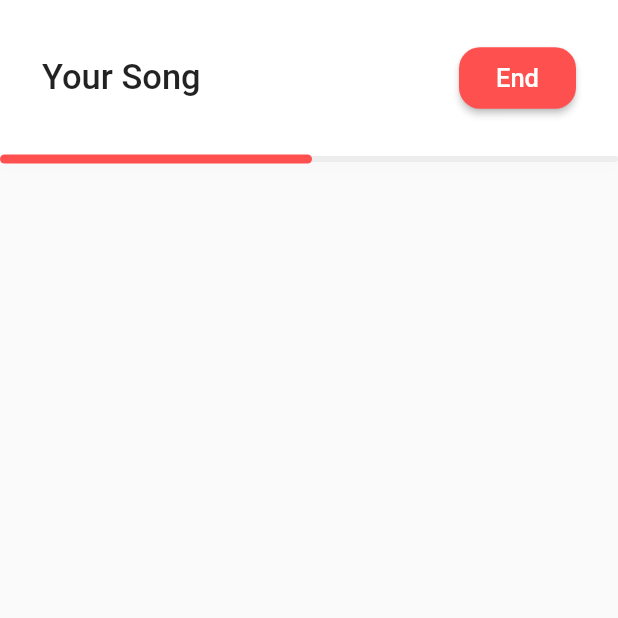
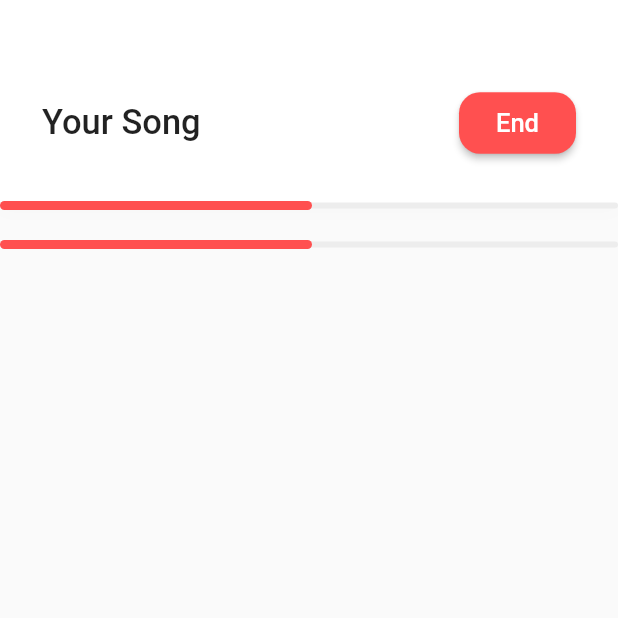
Before and after one commit to raysummee/raylex-studio, a Flutter app: the RecordPanel screen opened by its route, on a phone screen of 412 x 824 dp, the top half of it. Run offline on Flutter 3.47's test engine with Material 2 defaults, Android fonts, the phone set to English and light mode, and no system bars; statements that could not run were skipped.

Commit message:
added seekbar to appbar

```diff
--- a/lib/screens/recordPanel/components/recordPanelAppbar.dart
+++ b/lib/screens/recordPanel/components/recordPanelAppbar.dart
@@ -1,5 +1,6 @@
 import 'package:flutter/cupertino.dart';
 import 'package:flutter/material.dart';
+import 'package:raylex_studio/screens/recordPanel/components/recordPanelSeekbar.dart';
 
 class RecordPanelAppbar extends StatelessWidget {
   final String title;
@@ -7,7 +8,14 @@ class RecordPanelAppbar extends StatelessWidget {
 
   @override
   Widget build(BuildContext context) {
-    return Container(
+    return Stack(
+      children: [
+        Container(
+          alignment: Alignment.topCenter,
+          height: 105+kToolbarHeight,
+          width: double.infinity,
+          child: UnconstrainedBox(
+            child: Container(
                decoration: BoxDecoration(
                 color: Colors.white,
                 boxShadow: [
@@ -18,12 +26,12 @@ class RecordPanelAppbar extends StatelessWidget {
                   )
                 ]
               ),
-      width: double.infinity,
-      child: SafeArea(
-        bottom: false,
-        child: Container(
-          padding: const EdgeInsets.fromLTRB(28, 28, 28, 28),
+              alignment: Alignment.center,
+              width: MediaQuery.of(context).size.width,
+              height: 80+kToolbarHeight,
+              padding: const EdgeInsets.fromLTRB(28, kToolbarHeight/2, 28, 0),
               child: Row(
+                crossAxisAlignment: CrossAxisAlignment.center,
                 mainAxisAlignment: MainAxisAlignment.spaceBetween,
                 children: [
                   Text(
@@ -54,6 +62,9 @@ class RecordPanelAppbar extends StatelessWidget {
               ),
             ),
           ),
+        ),
+        RecordPanelSeekbar()
+      ],
     );
   }
 }
```
Lines whose indentation alone changed are shown as unchanged.
